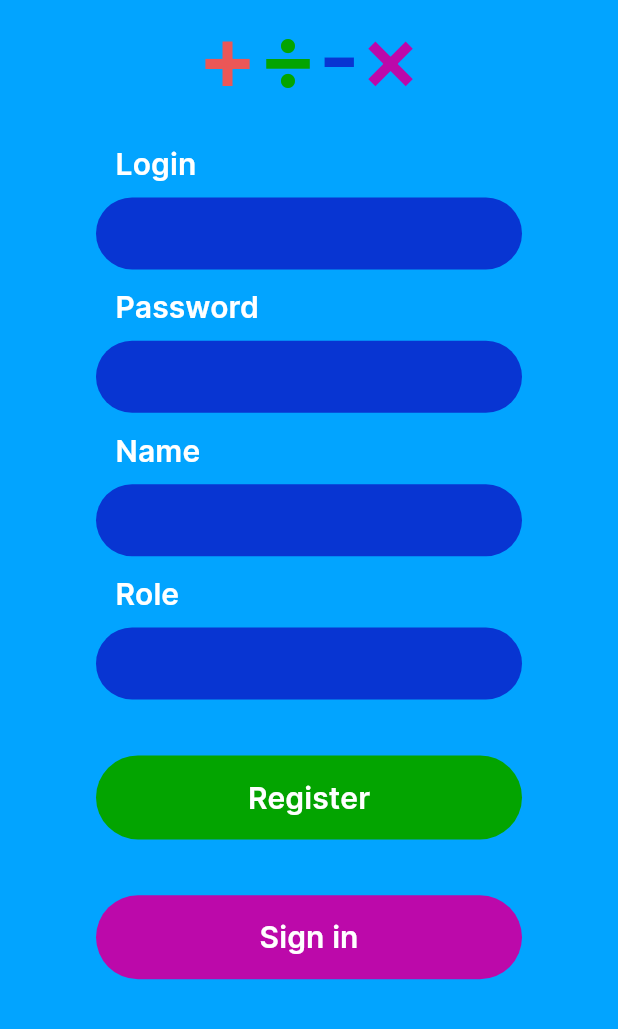
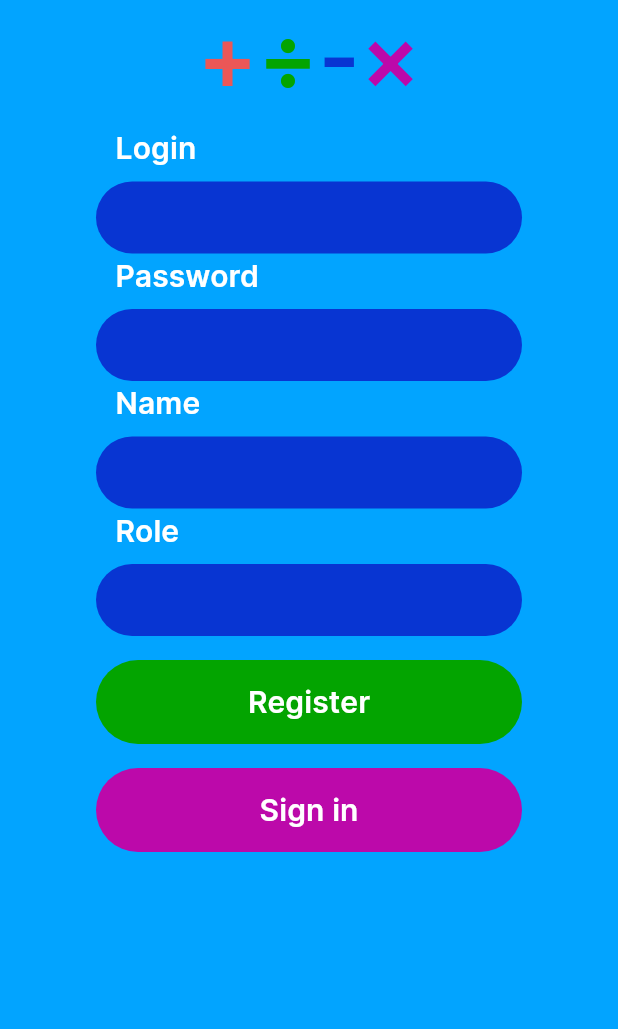
Before and after one commit to rolanos/alen, a Flutter app: the screen it shows after launch, after a tap on "Register", on a phone screen of 412 x 824 dp, the part 207-1236 px from its top. Run offline on Flutter 3.47's test engine with Material 3 defaults, Android fonts, the phone set to English and light mode, and no system bars.

Commit message:
fix auth front

```diff
--- a/lib/features/auth/view/sign_in_screen.dart
+++ b/lib/features/auth/view/sign_in_screen.dart
@@ -16,9 +16,6 @@ class SignInScreen extends StatelessWidget {
       resizeToAvoidBottomInset: true,
       body: SingleChildScrollView(
         child: SafeArea(
-          child: Container(
-            height: MediaQuery.of(context).size.height -
-                AppBar().preferredSize.height,
           child: Column(
             crossAxisAlignment: CrossAxisAlignment.center,
             children: [
@@ -74,9 +71,7 @@ class SignInScreen extends StatelessWidget {
                   ],
                 ),
               ),
-                const Spacer(),
             ],
-            ),
           ),
         ),
       ),
--- a/lib/features/auth/view/sing_up_screen.dart
+++ b/lib/features/auth/view/sing_up_screen.dart
@@ -16,9 +16,6 @@ class SingUpScreen extends StatelessWidget {
       resizeToAvoidBottomInset: true,
       body: SingleChildScrollView(
         child: SafeArea(
-          child: Container(
-            height: MediaQuery.of(context).size.height -
-                AppBar().preferredSize.height,
           child: Column(
             crossAxisAlignment: CrossAxisAlignment.center,
             children: [
@@ -40,7 +37,6 @@ class SingUpScreen extends StatelessWidget {
               ),
               const LogoWidget(),
               Container(
-                  height: MediaQuery.of(context).size.height * 0.7,
                 padding: const EdgeInsets.symmetric(horizontal: 64.0),
                 child: Column(
                   mainAxisAlignment: MainAxisAlignment.spaceBetween,
@@ -77,9 +73,7 @@ class SingUpScreen extends StatelessWidget {
                   ],
                 ),
               ),
-                const Spacer(),
             ],
-            ),
           ),
         ),
       ),
--- a/lib/features/auth/view/widget/input_container.dart
+++ b/lib/features/auth/view/widget/input_container.dart
@@ -31,7 +31,10 @@ class InputContainer extends StatelessWidget {
             borderRadius: BorderRadius.circular(45.0),
           ),
           child: TextFormField(
-            decoration: const InputDecoration(border: InputBorder.none),
+            decoration: const InputDecoration(
+              border: InputBorder.none,
+            ),
+            style: Theme.of(context).textTheme.titleSmall,
           ),
         ),
       ],
```
Lines whose indentation alone changed are shown as unchanged.
